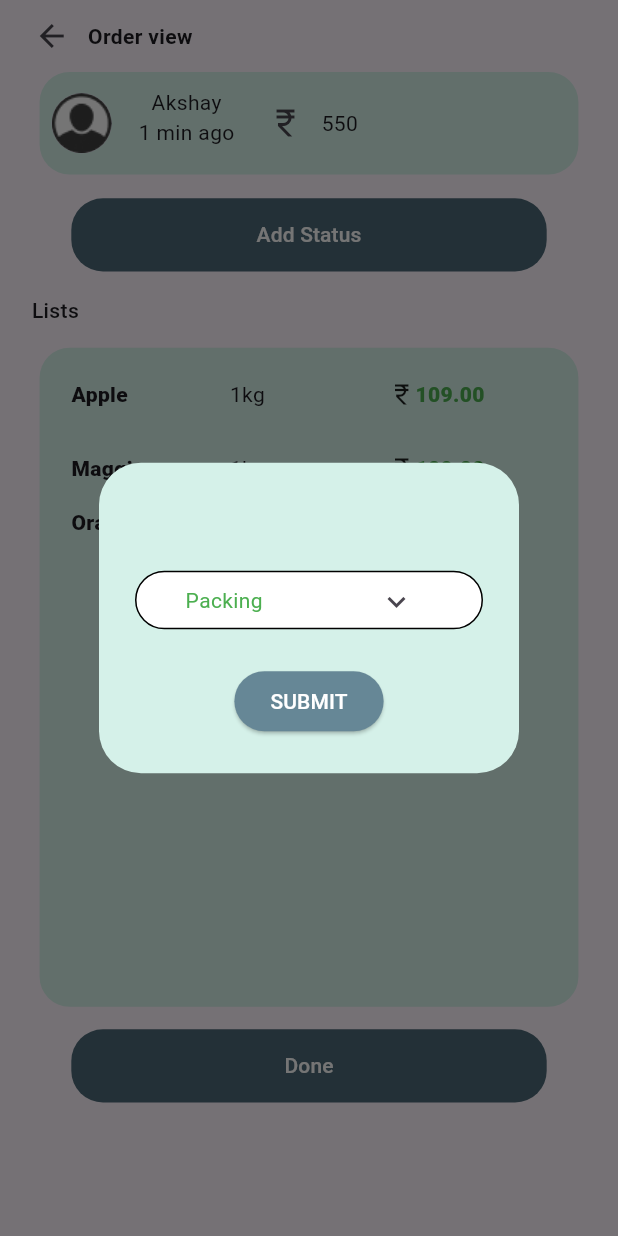
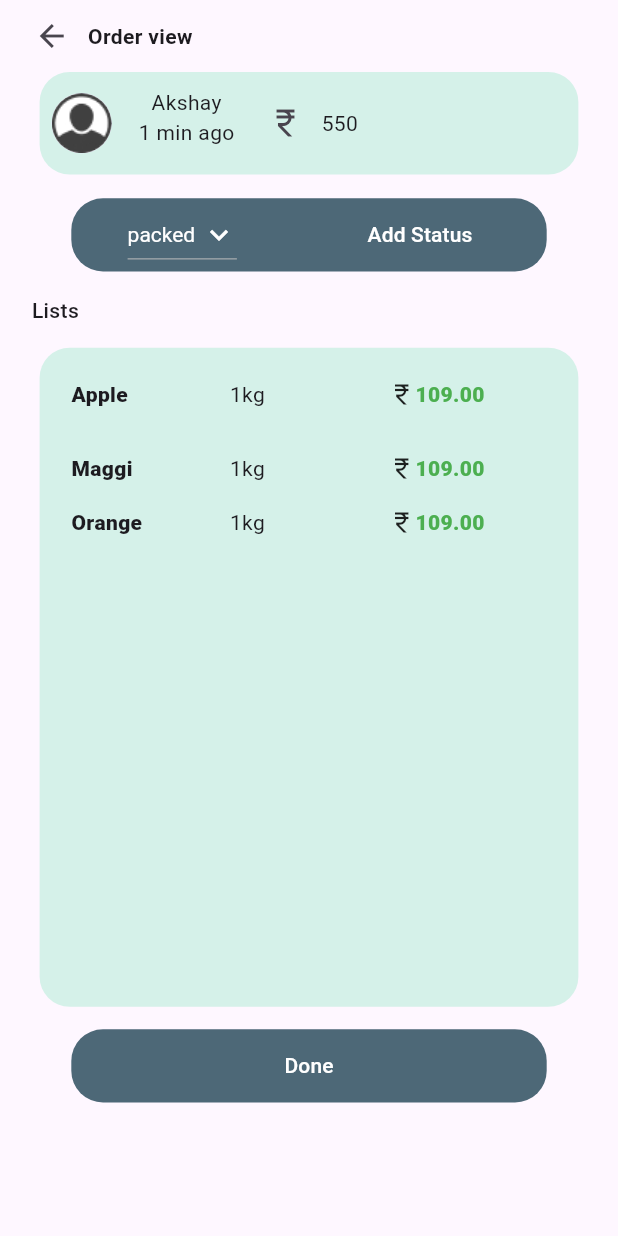
Before and after one commit to pranave2003/Near_by_store, a Flutter app: the StoreKeeperOrder screen opened directly, after a tap on "Add Status", on a phone screen of 412 x 824 dp. Run offline on Flutter 3.47's test engine with Material 3 defaults, Android fonts, the phone set to English and light mode, and no system bars; our stand-ins replace firebase_core, flutter_rating_bar, flutter_screenutil, image_picker; accounts and stored records are empty.

Commit message:
4th commit

```diff
--- a/lib/store keeper/StoreKeeperOrder.dart
+++ b/lib/store keeper/StoreKeeperOrder.dart
@@ -10,6 +10,8 @@ class StoreKeeperOrder extends StatefulWidget {
 }
 
 class _StoreKeeperOrderState extends State<StoreKeeperOrder> {
+  var order = ["packed", "packing"];
+  String dropdownorder = 'packed';
   @override
   Widget build(BuildContext context) {
     return Scaffold(
@@ -80,52 +82,35 @@ class _StoreKeeperOrderState extends State<StoreKeeperOrder> {
                 Container(
                   width: 300.w,
                   height: 50.h,
-                  child: TextButton(
-                      onPressed: () {
-                        showDialog(
-                            context: context,
-                            builder: (Builder) {
-                              return AlertDialog(
-                                backgroundColor: Color(0xffD5F1E9),
-                                title: Text(""),
-                                content: Container(
-                                    width: 50.w,
-                                    height: 40.h,
                   child: Row(mainAxisAlignment: MainAxisAlignment.spaceAround,
                     children: [
-                                      Text(
-                                        "Packing",
-                                        style: TextStyle(color: Colors.green),
-                                      ),
-                                      IconButton(onPressed: () {
-
-                                      }, icon: Icon(Icons.keyboard_arrow_down))
-                                    ]),
-                                    decoration: BoxDecoration(
-                                        color: Colors.white,
-                                        borderRadius: BorderRadius.circular(30),
-                                        border: Border.all())),
-                                actions: [
-                                  Center(
-                                    child: ElevatedButton(
-                                        style: ButtonStyle(
-                                            backgroundColor:
-                                                MaterialStateProperty.all(
-                                                    Color(0xff668796))),
-                                        onPressed: () {Navigator.of(context).pop();},
-                                        child: Text(
-                                          "SUBMIT",
+                      DropdownButton(
+                        focusColor: Colors.blue,
+                        dropdownColor: Colors.black26,
+                        iconEnabledColor: Colors.white,
                         style: TextStyle(color: Colors.white),
-                                        )),
-                                  )
-                                ],
+                        value: dropdownorder,
+                        icon: const Icon(Icons.keyboard_arrow_down),
+                        items: order.map((String items) {
+                          return DropdownMenuItem(
+                            value: items,
+                            child: Text(items),
                           );
+                        }).toList(),
+                        onChanged: (String? newValue) {
+                          setState(() {
+                            dropdownorder = newValue!;
                           });
                         },
+                      ),
+                      TextButton(
+                          onPressed: () {},
                           child: Text(
                             "Add Status",
                             style: TextStyle(color: Colors.white),
                           )),
+                    ],
+                  ),
                   decoration: BoxDecoration(
                       borderRadius: BorderRadius.circular(20.sp),
                       color: Color(0xff4D6877)),
```
Lines whose indentation alone changed are shown as unchanged.
